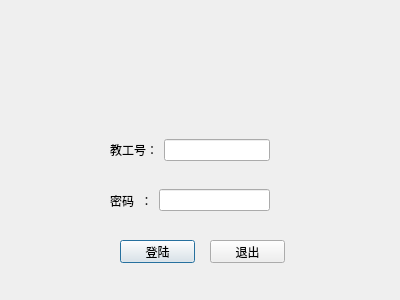
Old version of the form logindialog.ui in the repository XBisATrouble/Danmuku.
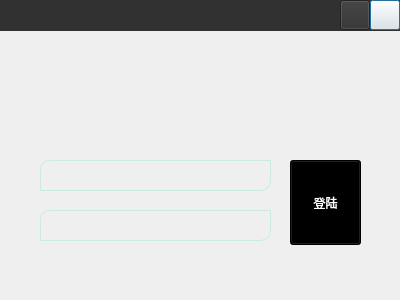
New version of the form. Icons and pictures are not drawn.

What changed in the file:
```diff
--- a/logindialog.ui
+++ b/logindialog.ui
@@ -13,80 +13,573 @@
   <property name="windowTitle">
    <string>Dialog</string>
   </property>
-  <widget class="QWidget" name="horizontalLayoutWidget">
+  <widget class="QPushButton" name="exitBtn2">
    <property name="geometry">
     <rect>
-     <x>110</x>
-     <y>160</y>
-     <width>160</width>
-     <height>81</height>
+     <x>370</x>
+     <y>0</y>
+     <width>30</width>
+     <height>30</height>
     </rect>
    </property>
-   <layout class="QHBoxLayout" name="horizontalLayout">
-    <item>
-     <widget class="QLabel" name="label_2">
-      <property name="text">
-       <string>密码  ：</string>
-      </property>
-     </widget>
-    </item>
-    <item>
-     <widget class="QLineEdit" name="TPWD">
-      <property name="echoMode">
-       <enum>QLineEdit::Password</enum>
-      </property>
-     </widget>
-    </item>
-   </layout>
-  </widget>
-  <widget class="QWidget" name="horizontalLayoutWidget_2">
-   <property name="geometry">
-    <rect>
-     <x>110</x>
-     <y>110</y>
-     <width>160</width>
-     <height>80</height>
-    </rect>
+   <property name="styleSheet">
+    <string notr="true"/>
    </property>
-   <layout class="QHBoxLayout" name="horizontalLayout_2">
-    <item>
-     <widget class="QLabel" name="label">
-      <property name="text">
-       <string>教工号：</string>
-      </property>
-     </widget>
-    </item>
-    <item>
-     <widget class="QLineEdit" name="TID"/>
-    </item>
-   </layout>
+   <property name="text">
+    <string/>
+   </property>
   </widget>
-  <widget class="QPushButton" name="loginBtn">
+  <widget class="QWidget" name="titlewidget" native="true">
    <property name="geometry">
     <rect>
-     <x>120</x>
-     <y>240</y>
-     <width>75</width>
-     <height>23</height>
+     <x>0</x>
+     <y>0</y>
+     <width>401</width>
+     <height>31</height>
     </rect>
    </property>
-   <property name="text">
-    <string>登陆</string>
+   <property name="styleSheet">
+    <string notr="true">background-color: rgb(49, 49, 49);</string>
    </property>
+   <widget class="QPushButton" name="miniBtn">
+    <property name="geometry">
+     <rect>
+      <x>340</x>
+      <y>0</y>
+      <width>30</width>
+      <height>30</height>
+     </rect>
+    </property>
+    <property name="text">
+     <string/>
+    </property>
+   </widget>
   </widget>
-  <widget class="QPushButton" name="exitBtn">
+  <widget class="QWidget" name="background" native="true">
    <property name="geometry">
     <rect>
-     <x>210</x>
-     <y>240</y>
-     <width>75</width>
-     <height>23</height>
+     <x>0</x>
+     <y>20</y>
+     <width>401</width>
+     <height>281</height>
     </rect>
    </property>
-   <property name="text">
-    <string>退出</string>
+   <property name="styleSheet">
+    <string notr="true">#background{
+border-image: url(:/pic/Login_demo_2.png);
+}
+#background *{
+border-image: url();
+}</string>
    </property>
+   <widget class="QLineEdit" name="TID">
+    <property name="geometry">
+     <rect>
+      <x>40</x>
+      <y>140</y>
+      <width>231</width>
+      <height>31</height>
+     </rect>
+    </property>
+    <property name="styleSheet">
+     <string notr="true">background-color:transparent;
+border-width: 1px;
+border-style: solid;
+border-color: rgb(204, 234, 228);
+border-bottom-right-radius:10px;
+border-top-left-radius:10px;
+color:white;</string>
+    </property>
+   </widget>
+   <widget class="QLineEdit" name="TPWD">
+    <property name="geometry">
+     <rect>
+      <x>40</x>
+      <y>190</y>
+      <width>231</width>
+      <height>31</height>
+     </rect>
+    </property>
+    <property name="styleSheet">
+     <string notr="true">background-color:transparent;
+border-width: 1px;
+border-style: solid;
+border-color: rgb(204, 234, 228);
+border-bottom-right-radius:10px;
+border-top-left-radius:10px;
+color:white;</string>
+    </property>
+    <property name="echoMode">
+     <enum>QLineEdit::Password</enum>
+    </property>
+   </widget>
+   <widget class="QPushButton" name="loginBtn">
+    <property name="geometry">
+     <rect>
+      <x>290</x>
+      <y>140</y>
+      <width>71</width>
+      <height>85</height>
+     </rect>
+    </property>
+    <property name="palette">
+     <palette>
+      <active>
+       <colorrole role="WindowText">
+        <brush brushstyle="SolidPattern">
+         <color alpha="255">
+          <red>255</red>
+          <green>255</green>
+          <blue>255</blue>
+         </color>
+        </brush>
+       </colorrole>
+       <colorrole role="Button">
+        <brush brushstyle="SolidPattern">
+         <color alpha="255">
+          <red>0</red>
+          <green>0</green>
+          <blue>0</blue>
+         </color>
+        </brush>
+       </colorrole>
+       <colorrole role="Light">
+        <brush brushstyle="SolidPattern">
+         <color alpha="255">
+          <red>0</red>
+          <green>0</green>
+          <blue>0</blue>
+         </color>
+        </brush>
+       </colorrole>
+       <colorrole role="Midlight">
+        <brush brushstyle="SolidPattern">
+         <color alpha="255">
+          <red>0</red>
+          <green>0</green>
+          <blue>0</blue>
+         </color>
+        </brush>
+       </colorrole>
+       <colorrole role="Dark">
+        <brush brushstyle="SolidPattern">
+         <color alpha="255">
+          <red>0</red>
+          <green>0</green>
+          <blue>0</blue>
+         </color>
+        </brush>
+       </colorrole>
+       <colorrole role="Mid">
+        <brush brushstyle="SolidPattern">
+         <color alpha="255">
+          <red>0</red>
+          <green>0</green>
+          <blue>0</blue>
+         </color>
+        </brush>
+       </colorrole>
+       <colorrole role="Text">
+        <brush brushstyle="SolidPattern">
+         <color alpha="255">
+          <red>255</red>
+          <green>255</green>
+          <blue>255</blue>
+         </color>
+        </brush>
+       </colorrole>
+       <colorrole role="BrightText">
+        <brush brushstyle="SolidPattern">
+         <color alpha="255">
+          <red>255</red>
+          <green>255</green>
+          <blue>255</blue>
+         </color>
+        </brush>
+       </colorrole>
+       <colorrole role="ButtonText">
+        <brush brushstyle="SolidPattern">
+         <color alpha="255">
+          <red>255</red>
+          <green>255</green>
+          <blue>255</blue>
+         </color>
+        </brush>
+       </colorrole>
+       <colorrole role="Base">
+        <brush brushstyle="SolidPattern">
+         <color alpha="255">
+          <red>0</red>
+          <green>0</green>
+          <blue>0</blue>
+         </color>
+        </brush>
+       </colorrole>
+       <colorrole role="Window">
+        <brush brushstyle="SolidPattern">
+         <color alpha="255">
+          <red>0</red>
+          <green>0</green>
+          <blue>0</blue>
+         </color>
+        </brush>
+       </colorrole>
+       <colorrole role="Shadow">
+        <brush brushstyle="SolidPattern">
+         <color alpha="255">
+          <red>0</red>
+          <green>0</green>
+          <blue>0</blue>
+         </color>
+        </brush>
+       </colorrole>
+       <colorrole role="AlternateBase">
+        <brush brushstyle="SolidPattern">
+         <color alpha="255">
+          <red>0</red>
+          <green>0</green>
+          <blue>0</blue>
+         </color>
+        </brush>
+       </colorrole>
+       <colorrole role="ToolTipBase">
+        <brush brushstyle="SolidPattern">
+         <color alpha="255">
+          <red>255</red>
+          <green>255</green>
+          <blue>220</blue>
+         </color>
+        </brush>
+       </colorrole>
+       <colorrole role="ToolTipText">
+        <brush brushstyle="SolidPattern">
+         <color alpha="255">
+          <red>0</red>
+          <green>0</green>
+          <blue>0</blue>
+         </color>
+        </brush>
+       </colorrole>
+      </active>
+      <inactive>
+       <colorrole role="WindowText">
+        <brush brushstyle="SolidPattern">
+         <color alpha="255">
+          <red>255</red>
+          <green>255</green>
+          <blue>255</blue>
+         </color>
+        </brush>
+       </colorrole>
+       <colorrole role="Button">
+        <brush brushstyle="SolidPattern">
+         <color alpha="255">
+          <red>0</red>
+          <green>0</green>
+          <blue>0</blue>
+         </color>
+        </brush>
+       </colorrole>
+       <colorrole role="Light">
+        <brush brushstyle="SolidPattern">
+         <color alpha="255">
+          <red>0</red>
+          <green>0</green>
+          <blue>0</blue>
+         </color>
+        </brush>
+       </colorrole>
+       <colorrole role="Midlight">
+        <brush brushstyle="SolidPattern">
+         <color alpha="255">
+          <red>0</red>
+          <green>0</green>
+          <blue>0</blue>
+         </color>
+        </brush>
+       </colorrole>
+       <colorrole role="Dark">
+        <brush brushstyle="SolidPattern">
+         <color alpha="255">
+          <red>0</red>
+          <green>0</green>
+          <blue>0</blue>
+         </color>
+        </brush>
+       </colorrole>
+       <colorrole role="Mid">
+        <brush brushstyle="SolidPattern">
+         <color alpha="255">
+          <red>0</red>
+          <green>0</green>
+          <blue>0</blue>
+         </color>
+        </brush>
+       </colorrole>
+       <colorrole role="Text">
+        <brush brushstyle="SolidPattern">
+         <color alpha="255">
+          <red>255</red>
+          <green>255</green>
+          <blue>255</blue>
+         </color>
+        </brush>
+       </colorrole>
+       <colorrole role="BrightText">
+        <brush brushstyle="SolidPattern">
+         <color alpha="255">
+          <red>255</red>
+          <green>255</green>
+          <blue>255</blue>
+         </color>
+        </brush>
+       </colorrole>
+       <colorrole role="ButtonText">
+        <brush brushstyle="SolidPattern">
+         <color alpha="255">
+          <red>255</red>
+          <green>255</green>
+          <blue>255</blue>
+         </color>
+        </brush>
+       </colorrole>
+       <colorrole role="Base">
+        <brush brushstyle="SolidPattern">
+         <color alpha="255">
+          <red>0</red>
+          <green>0</green>
+          <blue>0</blue>
+         </color>
+        </brush>
+       </colorrole>
+       <colorrole role="Window">
+        <brush brushstyle="SolidPattern">
+         <color alpha="255">
+          <red>0</red>
+          <green>0</green>
+          <blue>0</blue>
+         </color>
+        </brush>
+       </colorrole>
+       <colorrole role="Shadow">
+        <brush brushstyle="SolidPattern">
+         <color alpha="255">
+          <red>0</red>
+          <green>0</green>
+          <blue>0</blue>
+         </color>
+        </brush>
+       </colorrole>
+       <colorrole role="AlternateBase">
+        <brush brushstyle="SolidPattern">
+         <color alpha="255">
+          <red>0</red>
+          <green>0</green>
+          <blue>0</blue>
+         </color>
+        </brush>
+       </colorrole>
+       <colorrole role="ToolTipBase">
+        <brush brushstyle="SolidPattern">
+         <color alpha="255">
+          <red>255</red>
+          <green>255</green>
+          <blue>220</blue>
+         </color>
+        </brush>
+       </colorrole>
+       <colorrole role="ToolTipText">
+        <brush brushstyle="SolidPattern">
+         <color alpha="255">
+          <red>0</red>
+          <green>0</green>
+          <blue>0</blue>
+         </color>
+        </brush>
+       </colorrole>
+      </inactive>
+      <disabled>
+       <colorrole role="WindowText">
+        <brush brushstyle="SolidPattern">
+         <color alpha="255">
+          <red>0</red>
+          <green>0</green>
+          <blue>0</blue>
+         </color>
+        </brush>
+       </colorrole>
+       <colorrole role="Button">
+        <brush brushstyle="SolidPattern">
+         <color alpha="255">
+          <red>0</red>
+          <green>0</green>
+          <blue>0</blue>
+         </color>
+        </brush>
+       </colorrole>
+       <colorrole role="Light">
+        <brush brushstyle="SolidPattern">
+         <color alpha="255">
+          <red>0</red>
+          <green>0</green>
+          <blue>0</blue>
+         </color>
+        </brush>
+       </colorrole>
+       <colorrole role="Midlight">
+        <brush brushstyle="SolidPattern">
+         <color alpha="255">
+          <red>0</red>
+          <green>0</green>
+          <blue>0</blue>
+         </color>
+        </brush>
+       </colorrole>
+       <colorrole role="Dark">
+        <brush brushstyle="SolidPattern">
+         <color alpha="255">
+          <red>0</red>
+          <green>0</green>
+          <blue>0</blue>
+         </color>
+        </brush>
+       </colorrole>
+       <colorrole role="Mid">
+        <brush brushstyle="SolidPattern">
+         <color alpha="255">
+          <red>0</red>
+          <green>0</green>
+          <blue>0</blue>
+         </color>
+        </brush>
+       </colorrole>
+       <colorrole role="Text">
+        <brush brushstyle="SolidPattern">
+         <color alpha="255">
+          <red>0</red>
+          <green>0</green>
+          <blue>0</blue>
+         </color>
+        </brush>
+       </colorrole>
+       <colorrole role="BrightText">
+        <brush brushstyle="SolidPattern">
+         <color alpha="255">
+          <red>255</red>
+          <green>255</green>
+          <blue>255</blue>
+         </color>
+        </brush>
+       </colorrole>
+       <colorrole role="ButtonText">
+        <brush brushstyle="SolidPattern">
+         <color alpha="255">
+          <red>0</red>
+          <green>0</green>
+          <blue>0</blue>
+         </color>
+        </brush>
+       </colorrole>
+       <colorrole role="Base">
+        <brush brushstyle="SolidPattern">
+         <color alpha="255">
+          <red>0</red>
+          <green>0</green>
+          <blue>0</blue>
+         </color>
+        </brush>
+       </colorrole>
+       <colorrole role="Window">
+        <brush brushstyle="SolidPattern">
+         <color alpha="255">
+          <red>0</red>
+          <green>0</green>
+          <blue>0</blue>
+         </color>
+        </brush>
+       </colorrole>
+       <colorrole role="Shadow">
+        <brush brushstyle="SolidPattern">
+         <color alpha="255">
+          <red>0</red>
+          <green>0</green>
+          <blue>0</blue>
+         </color>
+        </brush>
+       </colorrole>
+       <colorrole role="AlternateBase">
+        <brush brushstyle="SolidPattern">
+         <color alpha="255">
+          <red>0</red>
+          <green>0</green>
+          <blue>0</blue>
+         </color>
+        </brush>
+       </colorrole>
+       <colorrole role="ToolTipBase">
+        <brush brushstyle="SolidPattern">
+         <color alpha="255">
+          <red>255</red>
+          <green>255</green>
+          <blue>220</blue>
+         </color>
+        </brush>
+       </colorrole>
+       <colorrole role="ToolTipText">
+        <brush brushstyle="SolidPattern">
+         <color alpha="255">
+          <red>0</red>
+          <green>0</green>
+          <blue>0</blue>
+         </color>
+        </brush>
+       </colorrole>
+      </disabled>
+     </palette>
+    </property>
+    <property name="styleSheet">
+     <string notr="true">font: 10pt &quot;微软雅黑&quot;;</string>
+    </property>
+    <property name="text">
+     <string>登陆</string>
+    </property>
+   </widget>
+   <widget class="QLabel" name="label">
+    <property name="geometry">
+     <rect>
+      <x>51</x>
+      <y>150</y>
+      <width>14</width>
+      <height>14</height>
+     </rect>
+    </property>
+    <property name="styleSheet">
+     <string notr="true">border-image: url(:/pic/用户名图标.png);</string>
+    </property>
+    <property name="text">
+     <string/>
+    </property>
+   </widget>
+   <widget class="QLabel" name="label_2">
+    <property name="geometry">
+     <rect>
+      <x>51</x>
+      <y>200</y>
+      <width>14</width>
+      <height>14</height>
+     </rect>
+    </property>
+    <property name="styleSheet">
+     <string notr="true">border-image: url(:/pic/密码图标.png);</string>
+    </property>
+    <property name="text">
+     <string/>
+    </property>
+   </widget>
   </widget>
+  <zorder>background</zorder>
+  <zorder>titlewidget</zorder>
+  <zorder>exitBtn2</zorder>
  </widget>
  <resources/>
  <connections>
```
Left out of the diff: 22 changed lines with no effect on the pictures.
